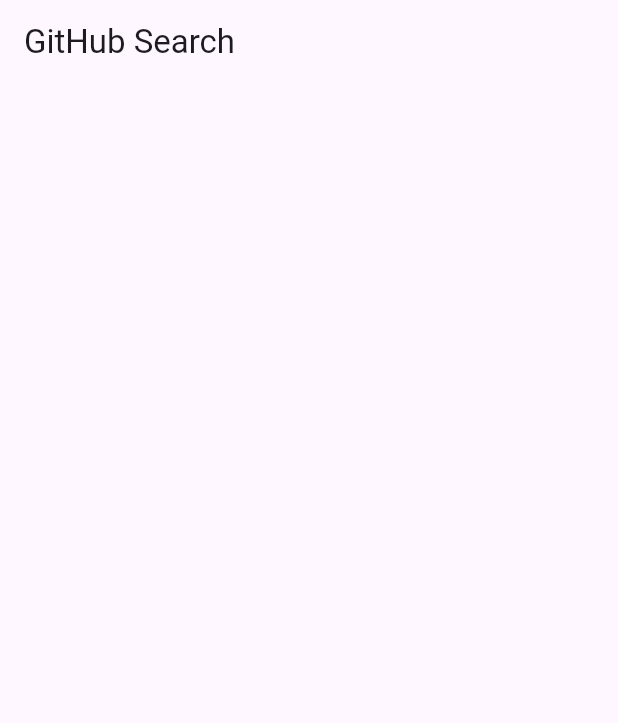
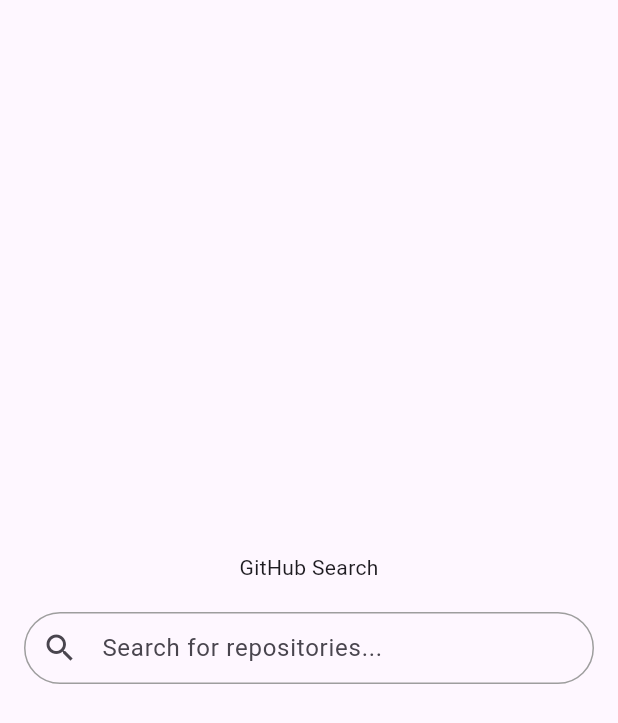
Before and after one commit to katsuyaUeda666/git_repository_search, a Flutter app: the screen it shows after launch, on a phone screen of 412 x 824 dp. Shown: the top 723 px of the screen. Run offline on Flutter 3.47's test engine with Material 3 defaults, Android fonts, the light colour scheme and no system bars.

Commit message:
検索ボックスの作成

```diff
--- a/lib/main.dart
+++ b/lib/main.dart
@@ -11,11 +11,10 @@
   @override
   Widget build(BuildContext context) {
     return MaterialApp(
-      title: 'GitHub Search',
       themeMode: ThemeMode.system,
       darkTheme: ThemeData.dark(),
       debugShowCheckedModeBanner: false,
-      home: homePage(),
+      home: HomePage(),
       theme: ThemeData(
         colorScheme: ColorScheme.fromSeed(seedColor: Colors.deepPurple),
         useMaterial3: true,
--- a/lib/pages/home_page.dart
+++ b/lib/pages/home_page.dart
@@ -1,13 +1,30 @@
 import 'package:flutter/material.dart';
+import 'package:git_repository_search/widget/search_inputform.dart';
 
-class homePage extends StatelessWidget {
-  const homePage({super.key});
+class HomePage extends StatelessWidget {
+  const HomePage({super.key});
 
   @override
   Widget build(BuildContext context) {
     return Scaffold(
-      body: AppBar(
-        title: const Text('GitHub Search'),
+      body: Center(
+        child: Column(
+          mainAxisAlignment: MainAxisAlignment.center, // 縦方向に中央配置
+          children: [
+            const Text('GitHub Search'),
+            const SizedBox(height: 20),
+            SearchInputForm(
+              controller: TextEditingController(),
+              onChanged: (value) {
+                // 検索入力の変更処理
+              },
+              onSubmitted: (value) {
+                // 検索送信時の処理
+              },
+              hintText: 'Search for repositories...',
+            ),
+          ],
+        ),
       ),
     );
   }
--- /dev/null
+++ b/lib/widget/search_inputform.dart
@@ -0,0 +1,45 @@
+import 'package:flutter/material.dart';
+
+class SearchInputForm extends StatelessWidget {
+  final TextEditingController controller;
+  final ValueChanged<String>? onChanged;
+  final ValueChanged<String>? onSubmitted;
+  final String hintText;
+
+  const SearchInputForm({
+    Key? key,
+    required this.controller,
+    this.onChanged,
+    this.onSubmitted,
+    this.hintText = 'Search...',
+  }) : super(key: key);
+
+  @override
+  Widget build(BuildContext context) {
+    return Padding(
+      padding: const EdgeInsets.symmetric(horizontal: 16.0),
+      child: TextField(
+        controller: controller,
+        onChanged: onChanged,
+        onSubmitted: onSubmitted,
+        decoration: InputDecoration(
+          hintText: hintText,
+          prefixIcon: const Icon(Icons.search),
+          border: OutlineInputBorder(
+            borderRadius: BorderRadius.circular(30.0),
+          ),
+          enabledBorder: OutlineInputBorder(
+            borderSide: const BorderSide(color: Colors.grey),
+            borderRadius: BorderRadius.circular(30.0),
+          ),
+          focusedBorder: OutlineInputBorder(
+            borderSide: BorderSide(color: Theme.of(context).primaryColor),
+            borderRadius: BorderRadius.circular(30.0),
+          ),
+          contentPadding:
+              const EdgeInsets.symmetric(vertical: 0, horizontal: 16),
+        ),
+      ),
+    );
+  }
+}
```
